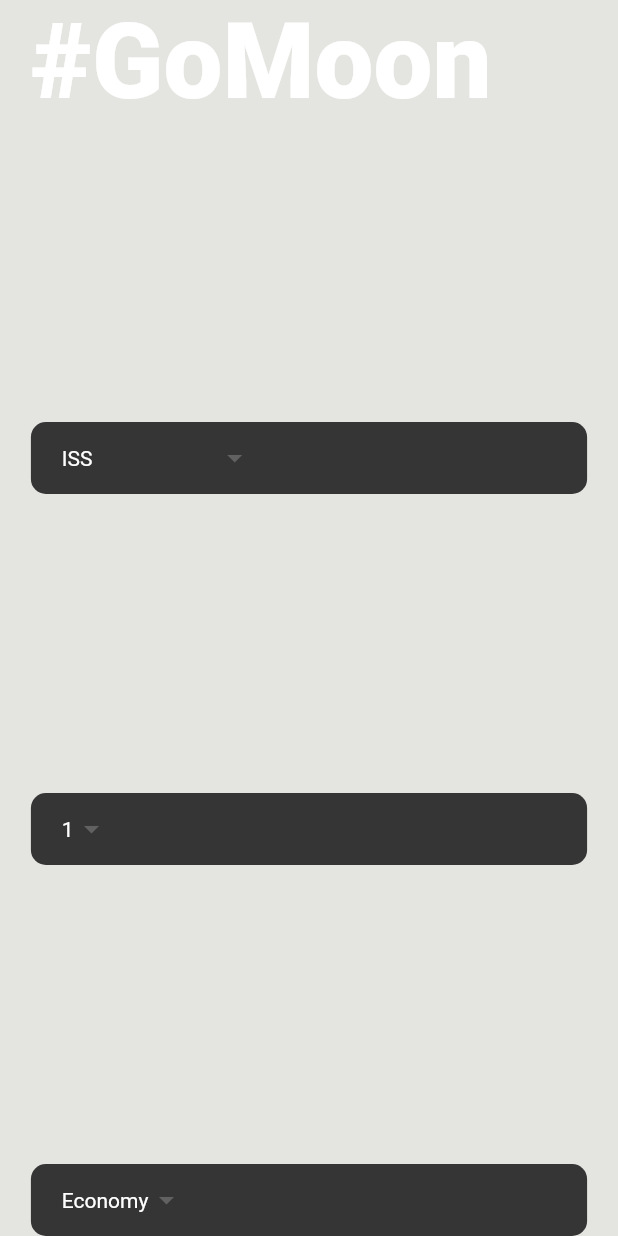
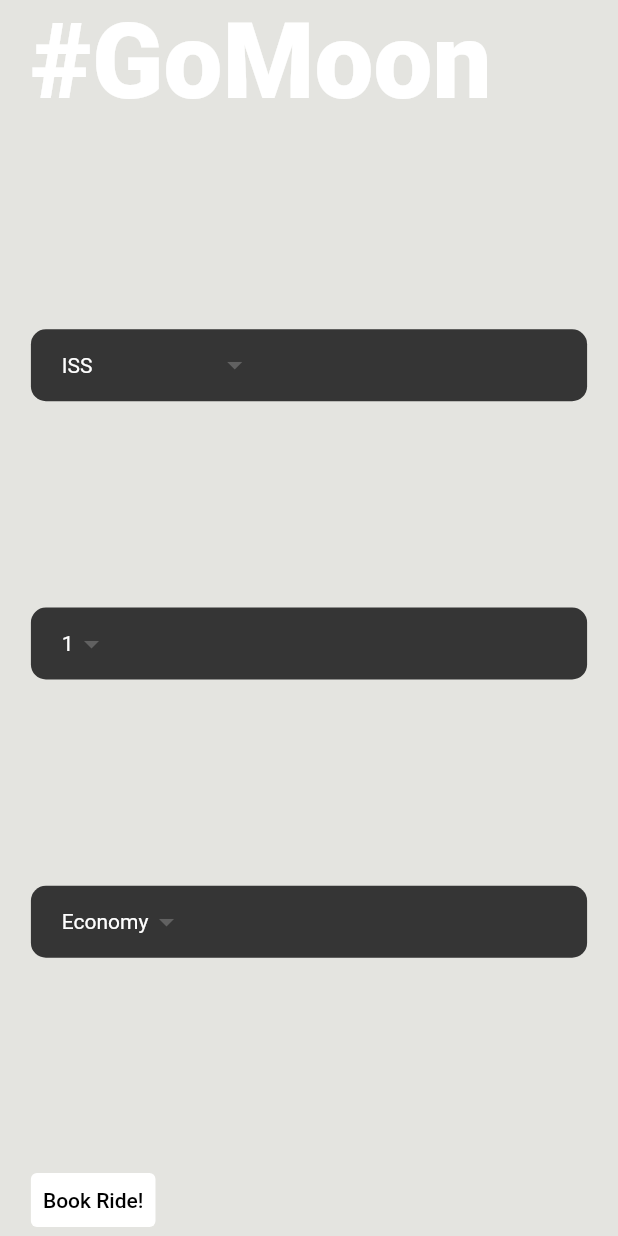
Before and after one commit to Nuri801/new_go_to_moon_UI, a Flutter app: the screen it shows after launch, on a phone screen of 412 x 824 dp. Run offline on Flutter 3.47's test engine with Material 2 defaults, Android fonts, the phone set to English and light mode, and no system bars.

```diff
--- a/lib/pages/home_page.dart
+++ b/lib/pages/home_page.dart
@@ -24,7 +24,8 @@ class HomePage extends StatelessWidget {
                 // _astroImageWidget(),
                 DropDownWidget(items: ['ISS', 'Preneure Station']),
                 DropDownWidget(items: ['1', '2', '3', '4']),
-                DropDownWidget(items: ['Economy', 'Business', 'Luxury'])
+                DropDownWidget(items: ['Economy', 'Business', 'Luxury']),
+                bookButton()
               ],
             )),
       ),
@@ -88,4 +89,16 @@ class HomePage extends StatelessWidget {
       ),
     );
   }
+
+  Widget bookButton() {
+    return TextButton(
+      style: ButtonStyle(
+        backgroundColor: MaterialStateProperty.all(Colors.white),
+      ),
+      onPressed: () {},
+      child: const Text('Book Ride!', style: TextStyle(
+        color: Colors.black
+      ),),
+    );
+  }
 }
```
